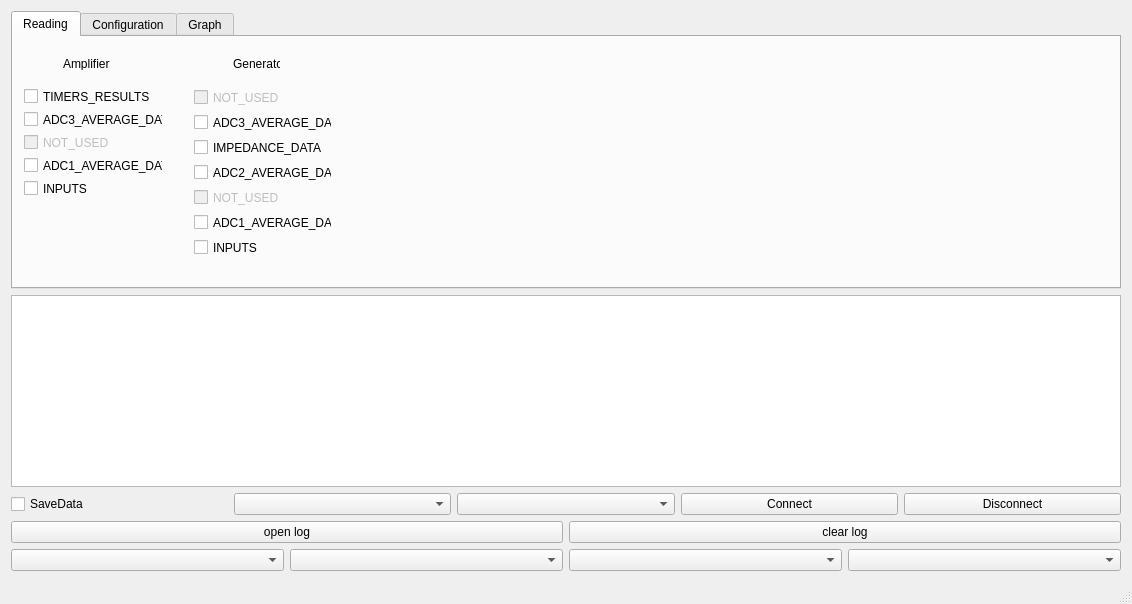
rezy91/TestBoard785, file mainwindow.ui: the form before one commit.
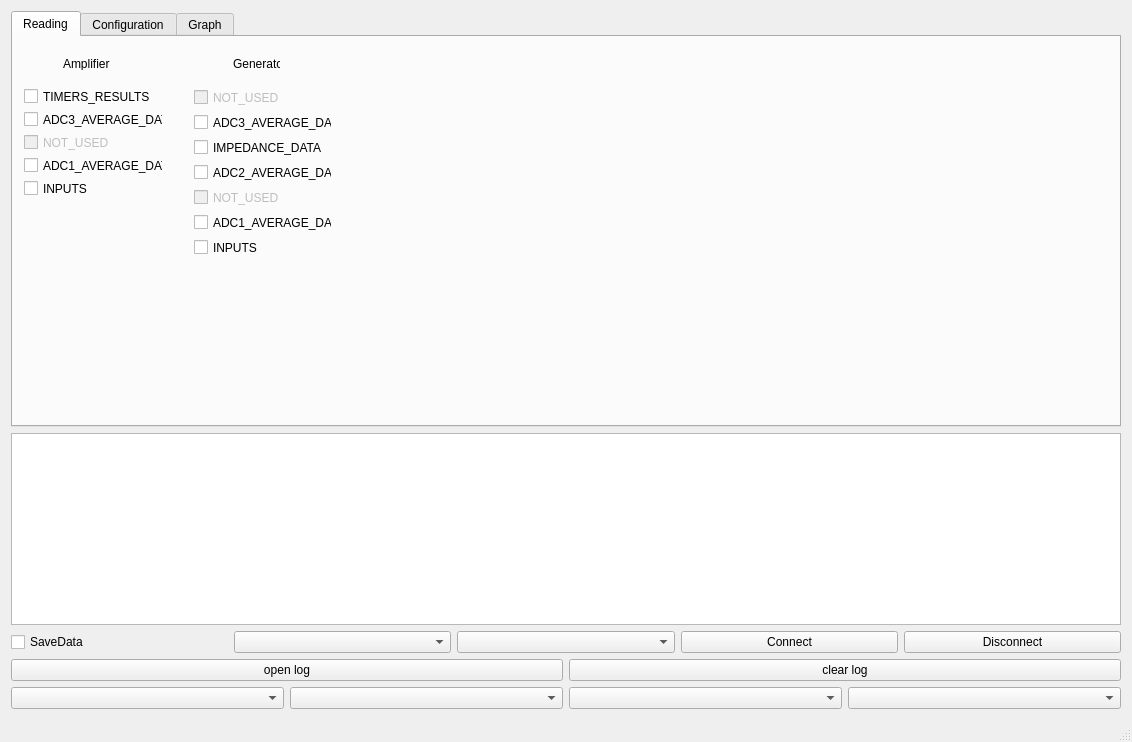
The form after the commit. The open tabs and pages were chosen to show the change.

```diff
--- a/mainwindow.ui
+++ b/mainwindow.ui
@@ -7,7 +7,7 @@
     <x>0</x>
     <y>0</y>
     <width>1132</width>
-    <height>604</height>
+    <height>742</height>
    </rect>
   </property>
   <property name="windowTitle">
```
Left out of the diff: 2 changed lines with no effect on the pictures.
